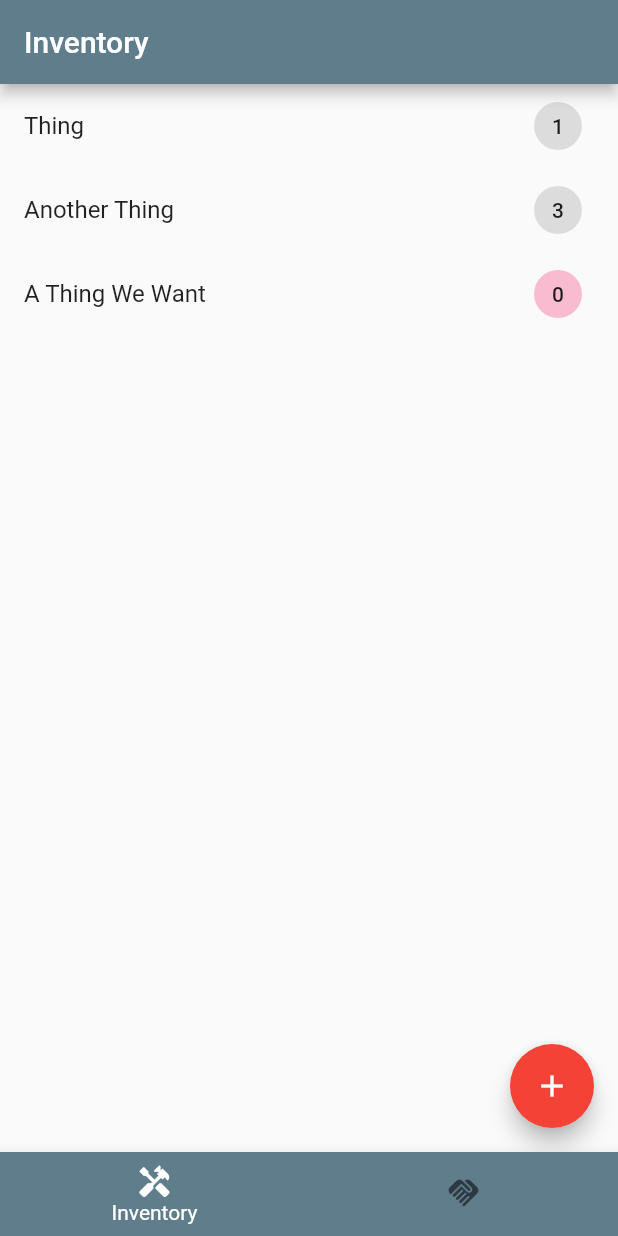
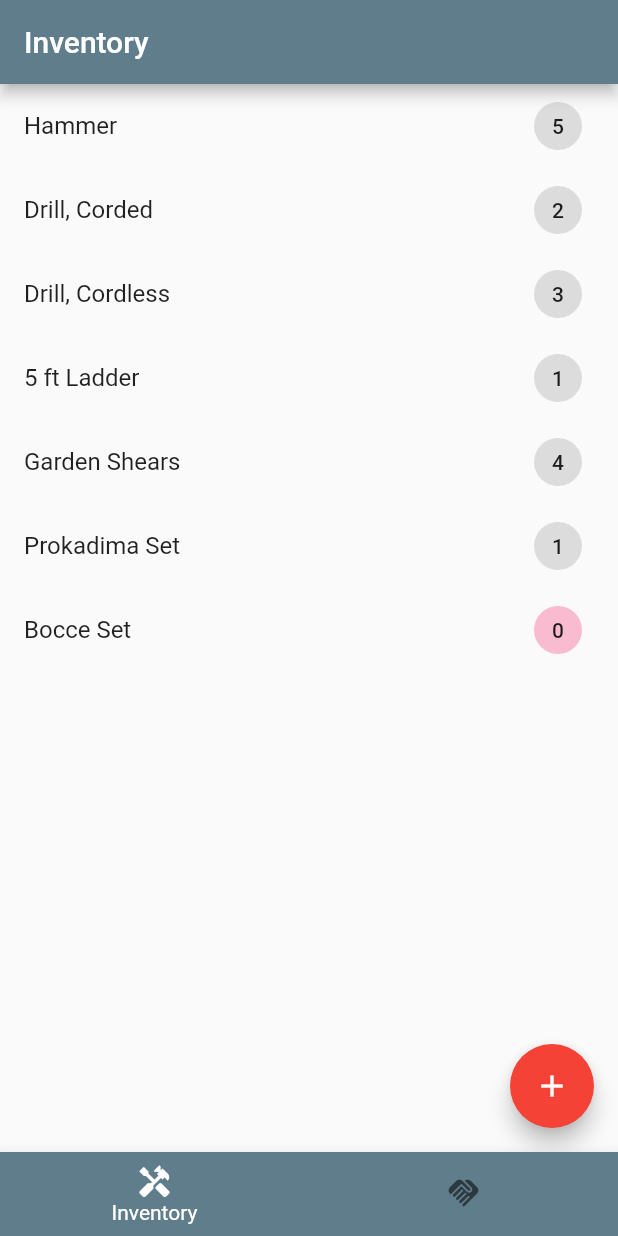
Before and after one commit to starboardcoop/library_admin, a Flutter app: the screen it shows after launch, on a phone screen of 412 x 824 dp. Run offline on Flutter 3.47's test engine with Material 2 defaults, Android fonts, the phone set to English and light mode, and no system bars.

Commit message:
Introduce InventoryAPI class

```diff
--- /dev/null
+++ b/lib/admin/common/api/inventory.dart
@@ -0,0 +1,15 @@
+import '../models/thing.dart';
+
+class InventoryAPI {
+  Future<List<Thing>> getAll() async {
+    return [
+      Thing(name: 'Hammer', stock: 5),
+      Thing(name: 'Drill, Corded', stock: 2),
+      Thing(name: 'Drill, Cordless', stock: 3),
+      Thing(name: '5 ft Ladder', stock: 1),
+      Thing(name: 'Garden Shears', stock: 4),
+      Thing(name: 'Prokadima Set', stock: 1),
+      Thing(name: 'Bocce Set', stock: 0),
+    ];
+  }
+}
--- a/lib/admin/inventory/pages/inventory.dart
+++ b/lib/admin/inventory/pages/inventory.dart
@@ -1,4 +1,5 @@
 import 'package:flutter/material.dart';
+import 'package:library_admin/admin/common/api/inventory.dart';
 import 'package:library_admin/admin/common/models/thing.dart';
 import 'package:library_admin/admin/common/widgets/add_button.dart';
 import 'package:library_admin/admin/common/widgets/details_placeholder.dart';
@@ -25,6 +26,9 @@ class _InventoryPageState extends State<InventoryPage> {
 
   Widget? _detailsPanel;
   bool _isDesktop = false;
+
+  final _api = InventoryAPI();
+  List<Thing> _things = [];
 
   @override
   Widget build(BuildContext context) {
@@ -80,12 +84,10 @@ class _InventoryPageState extends State<InventoryPage> {
   }
 
   ThingList get _thingList {
+    _api.getAll().then((value) => setState(() => _things = value));
+
     return ThingList(
-      things: [
-        Thing(name: 'Thing', stock: 1),
-        Thing(name: 'Another Thing', stock: 3),
-        Thing(name: 'A Thing We Want', stock: 0),
-      ],
+      things: _things,
       onThingTap: (thing) {
         setState(
           () {
```
